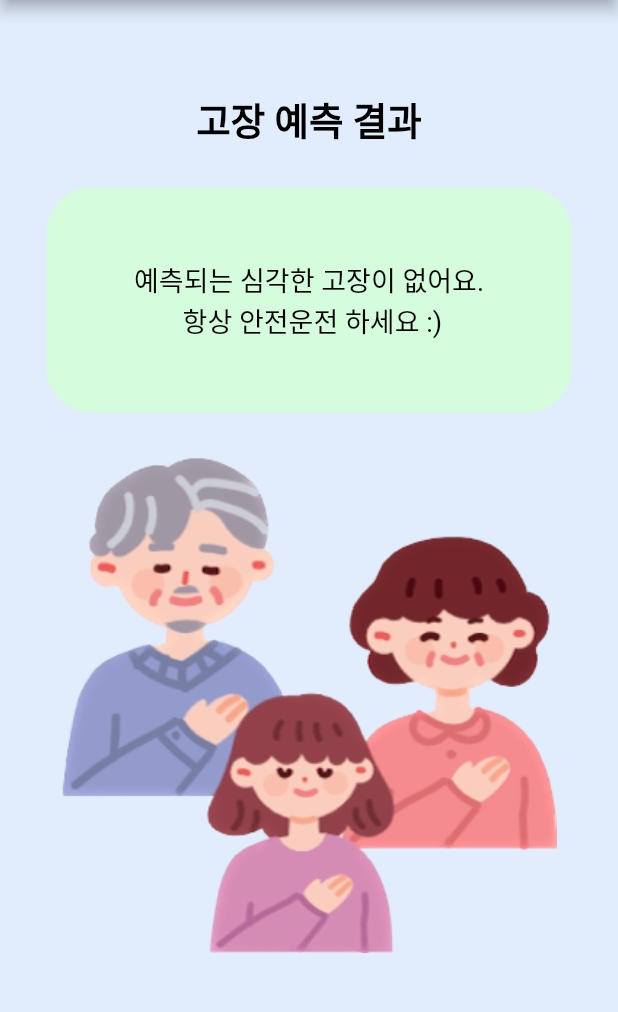
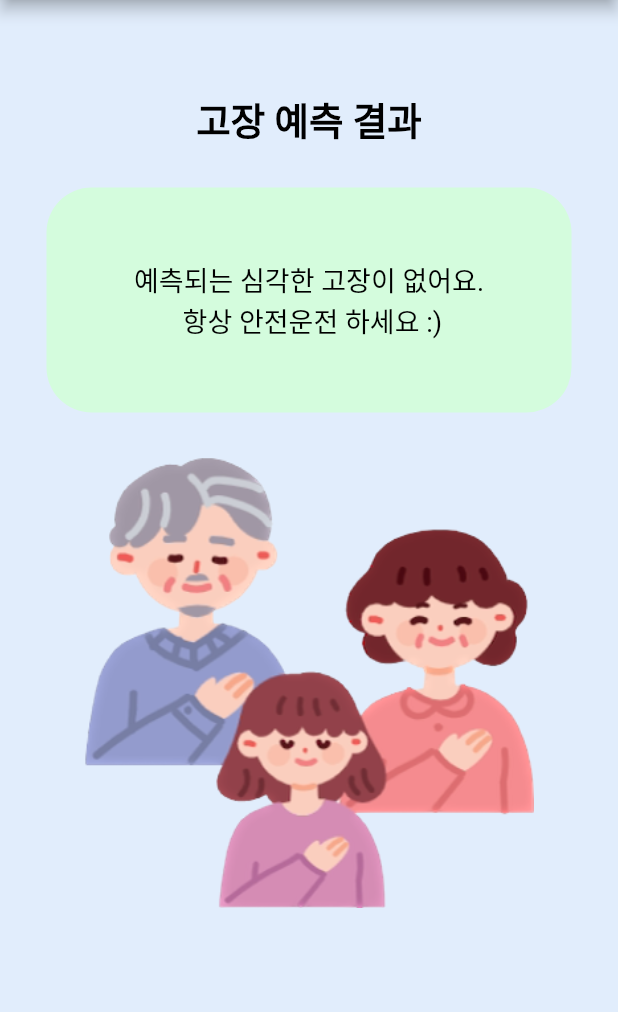
Before and after one commit to Safe-Drive-Save-Life/SDSL-App, a Flutter app: the ResultGood screen opened directly, on a phone screen of 412 x 824 dp, the part 84-1096 px from its top. Run offline on Flutter 3.47's test engine with Material 2 defaults, Android fonts, the light colour scheme and no system bars; our stand-ins replace firebase_core, firebase_messaging, flutter_local_notifications, geolocator, get; accounts and stored records are empty.

Commit message:
#16 - 사진 크기 변경

```diff
--- a/SDSL/lib/pages/resultGood.dart
+++ b/SDSL/lib/pages/resultGood.dart
@@ -53,8 +53,8 @@ class ResultGood extends StatelessWidget {
                 SizedBox(height: 30),
 
                 Container(
-                  height: 330,
-                  width: 330,
+                  height: 300,
+                  width: 300,
                   decoration: BoxDecoration(
                     image: DecorationImage(
                       fit: BoxFit.cover,
```
